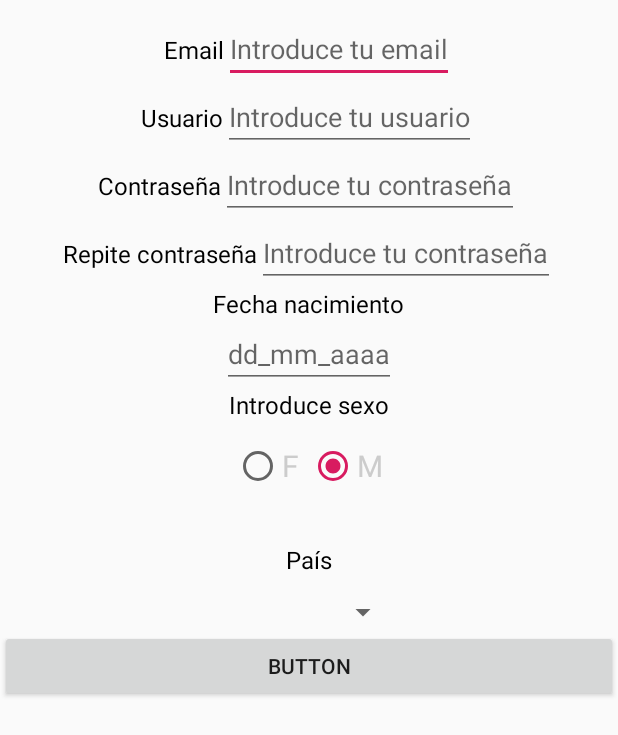
After one commit to cmadrid19/AndroidStudio_Practica2T, an Android app: the layout activity_registrarse.xml on its own in the app's theme, with its tools: preview values and no code run, on a phone screen of 412 x 824 dp. The commit adds this screen. Shown: the top 735 px of the screen. Run offline under Robolectric (Android 15) with nearby library versions, the phone set to English and light mode, and no system bars.

Commit message:
Registro y login

```diff
--- a/app/src/main/AndroidManifest.xml
+++ b/app/src/main/AndroidManifest.xml
@@ -10,12 +10,12 @@
         android:supportsRtl="true"
         android:theme="@style/AppTheme">
         <activity android:name=".activities.MainActivity">
+        </activity>
+        <activity android:name=".activities.LoginActivity">
             <intent-filter>
                 <action android:name="android.intent.action.MAIN" />
-
                 <category android:name="android.intent.category.LAUNCHER" />
             </intent-filter>
         </activity>
     </application>
-
 </manifest>
--- a/app/src/main/java/com/example/controlempleados/dao/DataBase.java
+++ b/app/src/main/java/com/example/controlempleados/dao/DataBase.java
@@ -17,6 +17,7 @@ public class DataBase extends SQLiteOpenHelper {
 
     @Override
     public void onCreate(SQLiteDatabase db) {
+        final String SQL_CREATE_ENTRIES = "";
         db.execSQL(SQL_CREATE_ENTRIES);
     }
 
--- a/app/src/main/res/layout/activity_login.xml
+++ b/app/src/main/res/layout/activity_login.xml
@@ -95,7 +95,7 @@
         android:onClick="crearCuentaNueva"
         android:paddingLeft="10dp"
         android:paddingRight="10dp"
-        android:text="@string/crear_cuenta_nueva"
+        android:text="@string/registrarse"
         app:layout_constraintEnd_toStartOf="@+id/guideline6"
         app:layout_constraintStart_toStartOf="@+id/guideline3"
         app:layout_constraintTop_toTopOf="@+id/guideline8" />
--- /dev/null
+++ b/app/src/main/res/layout/activity_registrarse.xml
@@ -0,0 +1,183 @@
+<?xml version="1.0" encoding="utf-8"?>
+<LinearLayout xmlns:android="http://schemas.android.com/apk/res/android"
+    xmlns:app="http://schemas.android.com/apk/res-auto"
+    xmlns:tools="http://schemas.android.com/tools"
+    android:layout_width="match_parent"
+    android:layout_height="match_parent"
+    tools:context="com.example.controlempleados.activities.CrearCuentaNuevaActivity"
+    android:orientation="vertical"
+    android:gravity="center_horizontal"
+    android:paddingTop="10dp">
+
+    <LinearLayout
+        android:layout_width="wrap_content"
+        android:layout_height="wrap_content"
+        android:orientation="horizontal">
+
+        <TextView
+            android:id="@+id/textview_Email"
+            android:layout_width="wrap_content"
+            android:layout_height="wrap_content"
+            android:text="@string/email"
+            android:textColor="@color/negro"
+            android:textSize="16dp"/>
+        <EditText
+            android:inputType="textEmailAddress"
+            android:id="@+id/editText_email"
+            android:layout_width="wrap_content"
+            android:layout_height="wrap_content"
+            android:hint="@string/texto_introduce_email"/>
+    </LinearLayout>
+
+    <LinearLayout
+        android:layout_width="wrap_content"
+        android:layout_height="wrap_content"
+        android:orientation="horizontal">
+
+        <TextView
+            android:id="@+id/textview_usuario"
+            android:layout_width="wrap_content"
+            android:layout_height="wrap_content"
+            android:text="@string/usuario"
+            android:textColor="@color/negro"
+            android:textSize="16dp"/>
+
+        <EditText
+            android:inputType="text"
+            android:id="@+id/edittext_usuario"
+            android:layout_width="wrap_content"
+            android:layout_height="wrap_content"
+            android:hint="@string/texto_introducir_usuario"/>
+    </LinearLayout>
+
+    <LinearLayout
+        android:layout_width="wrap_content"
+        android:layout_height="wrap_content"
+        android:orientation="horizontal">
+
+        <TextView
+            android:id="@+id/textview_password"
+            android:layout_width="wrap_content"
+            android:layout_height="wrap_content"
+            android:text="@string/password"
+            android:textColor="@color/negro"
+            android:textSize="16dp"/>
+
+        <EditText
+            android:inputType="textPassword"
+            android:id="@+id/edittext_password"
+            android:layout_width="wrap_content"
+            android:layout_height="wrap_content"
+            android:hint="@string/texto_introducir_password"/>
+    </LinearLayout>
+    <LinearLayout
+        android:layout_width="wrap_content"
+        android:layout_height="wrap_content"
+        android:orientation="horizontal">
+
+        <TextView
+            android:id="@+id/textview_repeat_password"
+            android:layout_width="wrap_content"
+            android:layout_height="wrap_content"
+            android:text="@string/repite_password"
+            android:textColor="@color/negro"
+            android:textSize="16dp"/>
+
+        <EditText
+            android:id="@+id/edittext_repeat_password"
+            android:layout_width="wrap_content"
+            android:layout_height="wrap_content"
+            android:hint="@string/texto_introducir_password"
+            android:singleLine="true" />
+    </LinearLayout>
+
+
+    <TextView
+        android:id="@+id/textview_fecha_nacimiento"
+        android:layout_width="wrap_content"
+        android:layout_height="wrap_content"
+        android:text="@string/fecha_nacimiento"
+        android:textSize="16dp"
+        android:textColor="@color/negro"/>
+
+
+    <EditText
+        android:id="@+id/edittext_recoge_fecha_nacimiento"
+        android:hint="@string/dd_mm_aaaa"
+        android:layout_width="wrap_content"
+        android:layout_height="wrap_content"
+        android:inputType="date"
+        android:focusable="false"
+        android:clickable="true"
+        android:maxLines="1"
+        android:gravity="center"/>
+
+    <TextView
+        android:id="@+id/textview_sexo"
+        android:layout_width="wrap_content"
+        android:layout_height="wrap_content"
+        android:text="@string/peticion_sexo"
+        android:textSize="16dp"
+        android:textColor="@color/negro"/>
+
+
+    <LinearLayout
+        android:layout_width="match_parent"
+        android:layout_height="81dp"
+        android:gravity="center_horizontal"
+        android:orientation="vertical"
+        android:paddingTop="10dp">
+
+
+        <RadioGroup
+            android:id="@+id/sexo_grupo"
+            android:layout_width="140dp"
+            android:layout_height="40dp"
+            android:gravity="center"
+            android:orientation="horizontal"
+            android:checkedButton="@id/btn_sexo_m">
+
+            <RadioButton
+                android:id="@+id/btn_sexo_f"
+                android:layout_width="50dp"
+                android:layout_height="40dp"
+                android:checked="false"
+                android:text="@string/sexo_f"
+                android:textColor="@color/grisOscuro"
+                android:textSize="20dp" />
+
+            <RadioButton
+                android:id="@+id/btn_sexo_m"
+                android:layout_width="wrap_content"
+                android:layout_height="40dp"
+                android:checked="false"
+                android:text="@string/sexo_m"
+                android:textColor="@color/grisOscuro"
+                android:textSize="20dp" />
+        </RadioGroup>
+
+    </LinearLayout>
+
+
+    <TextView
+        android:layout_width="wrap_content"
+        android:layout_height="34dp"
+        android:text="País"
+        android:textColor="@color/negro"
+        android:textSize="16dp"></TextView>
+
+
+    <Spinner
+        android:id="@+id/paises_spinner"
+        android:layout_width="120dp"
+        android:layout_height="wrap_content" />
+
+    <Button
+        android:id="@+id/button5"
+        android:layout_width="match_parent"
+        android:layout_height="wrap_content"
+        android:onClick="aceptarCrearNuevaCuenta"
+        android:text="Button" />
+
+
+</LinearLayout>
--- a/app/src/main/res/values/colors.xml
+++ b/app/src/main/res/values/colors.xml
@@ -3,4 +3,7 @@
     <color name="colorPrimary">#008577</color>
     <color name="colorPrimaryDark">#00574B</color>
     <color name="colorAccent">#D81B60</color>
+    <color name="negro">#000000</color>
+    <color name="colorPrimaryClear">#FF0000</color>
+    <color name="grisOscuro">#CCC</color>
 </resources>
--- a/app/src/main/res/values/strings.xml
+++ b/app/src/main/res/values/strings.xml
@@ -1,3 +1,18 @@
 <resources>
     <string name="app_name">ControlEmpleados</string>
+    <string name="usuario">Usuario</string>
+    <string name="texto_introducir_usuario">Introduce tu usuario</string>
+    <string name="texto_introducir_password">Introduce tu contraseña</string>
+    <string name="password">Contraseña</string>
+    <string name="entrar">Entrar</string>
+    <string name="olvidado_password">He olvidad mi contraseña</string>
+    <string name="registrarse">Registrarse</string>
+    <string name="email">Email</string>
+    <string name="texto_introduce_email">Introduce tu email</string>
+    <string name="repite_password">Repite contraseña</string>
+    <string name="fecha_nacimiento">Fecha nacimiento</string>
+    <string name="dd_mm_aaaa">dd_mm_aaaa</string>
+    <string name="peticion_sexo">Introduce sexo</string>
+    <string name="sexo_f">F</string>
+    <string name="sexo_m">M</string>
 </resources>
```
Also changed, not shown: app/src/main/java/com/example/controlempleados/activities/CrearCuentaNuevaActivity.java (added, +241 -0 lines), app/src/main/java/com/example/controlempleados/activities/LoginActivity.java (+9 -1 lines), app/src/main/java/com/example/controlempleados/utiles/DatePickerFragment.java (added, +38 -0 lines).
